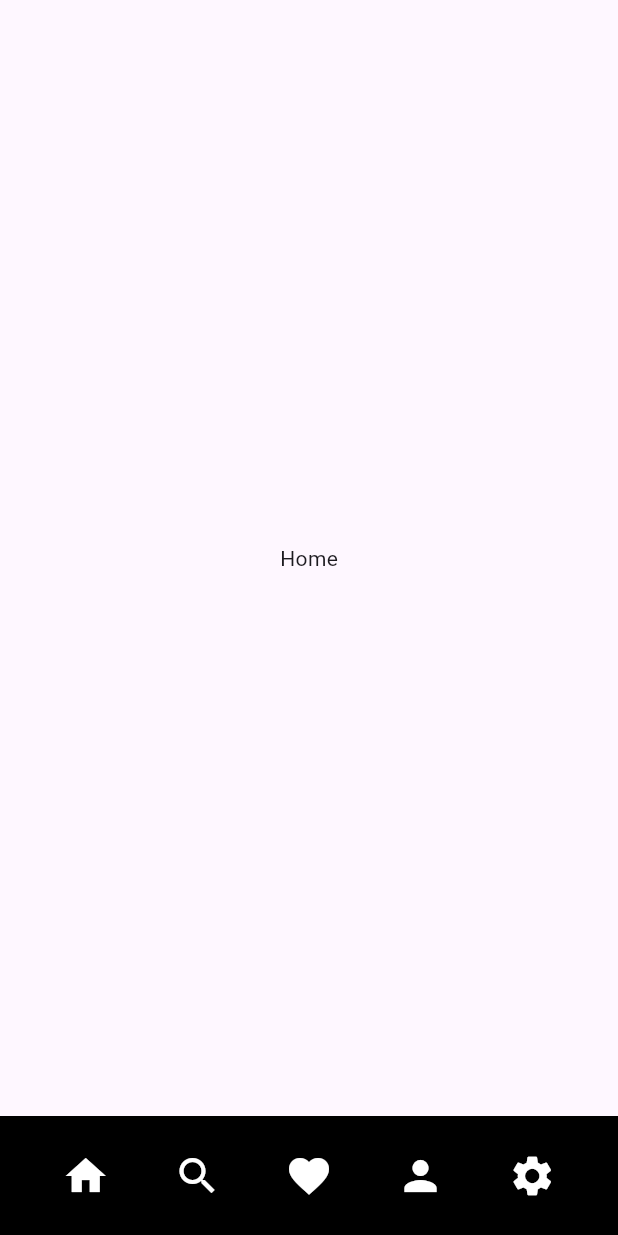
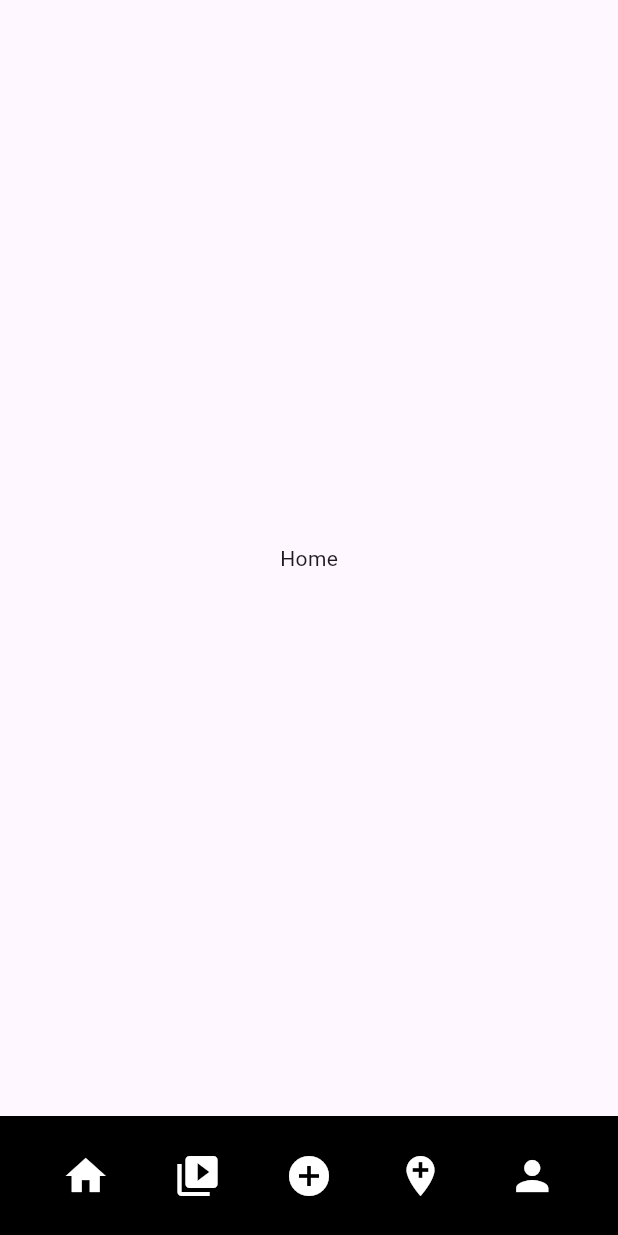
Before and after one commit to AxdaTFK/AplicacionParanormal, a Flutter app: the screen it shows after launch, on a phone screen of 412 x 824 dp. Run offline on Flutter 3.47's test engine with Material 3 defaults, Android fonts, the phone set to English and light mode, and no system bars.

Commit message:
BottombarIcons

```diff
--- a/umbral/lib/main.dart
+++ b/umbral/lib/main.dart
@@ -14,7 +14,6 @@ class MainApp extends StatelessWidget {
         body: const Center(
           child: Text('Home'),
         ),
-
         bottomNavigationBar: Bottombar(),
       ),
     );
@@ -36,10 +35,10 @@ class Bottombar extends StatelessWidget {
         mainAxisAlignment: MainAxisAlignment.spaceAround,
         children: [
           Icon(Icons.home, color: Colors.white, size: 32),
-          Icon(Icons.search, color: Colors.white, size: 32),
-          Icon(Icons.favorite, color: Colors.white, size: 32),
+          Icon(Icons.video_library, color: Colors.white, size: 32),
+          Icon(Icons.add_circle, color: Colors.white, size: 32),
+          Icon(Icons.add_location, color: Colors.white, size: 32),
           Icon(Icons.person, color: Colors.white, size: 32),
-          Icon(Icons.settings, color: Colors.white, size: 32),
         ],
       ),
     );
```
